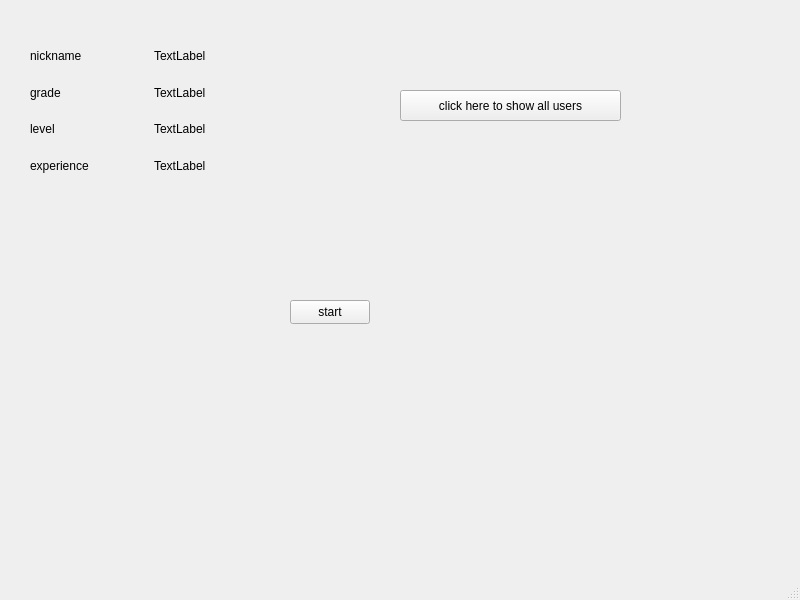
Above: playerwindow.ui from Poeroz/wordgame before the change. Below: the same form after it.
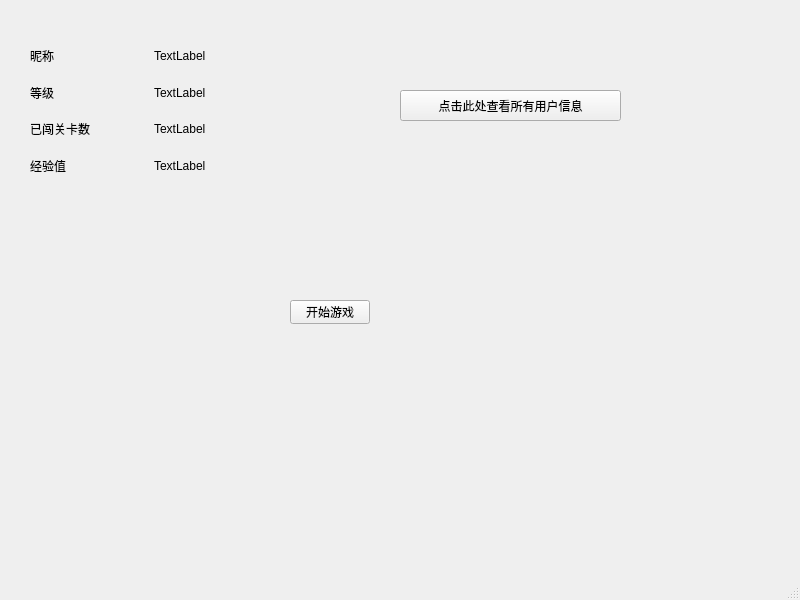
That is the form after the change.

Commit message: fix sum bugs about user database.

Patch:
```diff
--- a/playerwindow.ui
+++ b/playerwindow.ui
@@ -24,7 +24,7 @@
      </rect>
     </property>
     <property name="text">
-     <string>click here to show all users</string>
+     <string>点击此处查看所有用户信息</string>
     </property>
    </widget>
    <widget class="QPushButton" name="pushButton_2">
@@ -37,10 +37,10 @@
      </rect>
     </property>
     <property name="text">
-     <string>start</string>
+     <string>开始游戏</string>
     </property>
    </widget>
-   <widget class="QWidget" name="">
+   <widget class="QWidget" name="layoutWidget">
     <property name="geometry">
      <rect>
       <x>30</x>
@@ -53,7 +53,7 @@
      <item row="0" column="0">
       <widget class="QLabel" name="nicknameLabel">
        <property name="text">
-        <string>nickname</string>
+        <string>昵称</string>
        </property>
       </widget>
      </item>
@@ -67,7 +67,7 @@
      <item row="1" column="0">
       <widget class="QLabel" name="gradeLabel">
        <property name="text">
-        <string>grade</string>
+        <string>等级</string>
        </property>
       </widget>
      </item>
@@ -81,7 +81,7 @@
      <item row="2" column="0">
       <widget class="QLabel" name="levelLabel">
        <property name="text">
-        <string>level</string>
+        <string>已闯关卡数</string>
        </property>
       </widget>
      </item>
@@ -95,7 +95,7 @@
      <item row="3" column="0">
       <widget class="QLabel" name="expLabel">
        <property name="text">
-        <string>experience</string>
+        <string>经验值</string>
        </property>
       </widget>
      </item>
```
Left out of the diff: 2 changed lines with no effect on the pictures. The commit also changes 15 other files.
